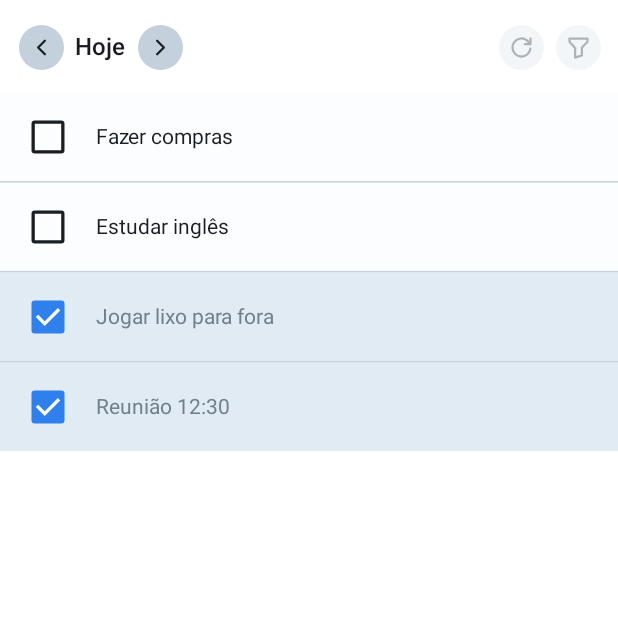
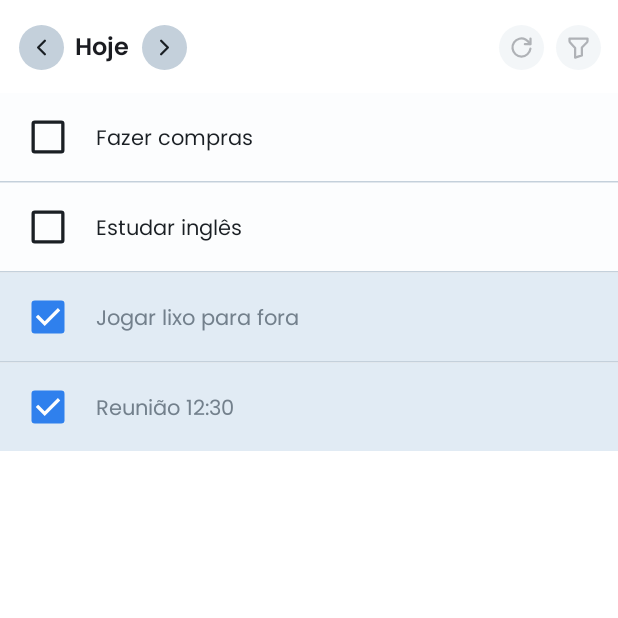
Before and after one commit to matheusjuan1/todolist-android, an Android app built with Jetpack Compose: the screen it shows after launch (MainActivity), on a phone screen of 412 x 824 dp, the top half of it. Run offline under Robolectric (Android 15) with nearby library versions, the phone set to English and light mode, and no system bars.

Commit message:
FIX[Font] Corrige erro logica fonts

```diff
--- a/app/src/main/java/br/com/matheusjuan/todolist/ui/theme/Type.kt
+++ b/app/src/main/java/br/com/matheusjuan/todolist/ui/theme/Type.kt
@@ -15,60 +15,58 @@ val poppinsFontFamily = FontFamily(
     Font(R.font.poppins_bold, FontWeight.Bold)
 )
 
-private const val activatePreview = true
-
 val Typography = Typography(
     // Title Xl"
     headlineLarge = TextStyle(
-        fontFamily = if (activatePreview) FontFamily.Default else poppinsFontFamily,
+        fontFamily = poppinsFontFamily,
         fontWeight = FontWeight.Bold,
         fontSize = 24.sp
     ),
     // "Title Lg"
     headlineMedium = TextStyle(
-        fontFamily = if (activatePreview) FontFamily.Default else poppinsFontFamily,
+        fontFamily = poppinsFontFamily,
         fontWeight = FontWeight.Bold,
         fontSize = 20.sp
     ),
     // "Title Md"
     headlineSmall = TextStyle(
-        fontFamily = if (activatePreview) FontFamily.Default else poppinsFontFamily,
+        fontFamily = poppinsFontFamily,
         fontWeight = FontWeight.SemiBold,
         fontSize = 16.sp
     ),
     // "Title Sm"
     titleLarge = TextStyle(
-        fontFamily = if (activatePreview) FontFamily.Default else poppinsFontFamily,
+        fontFamily = poppinsFontFamily,
         fontWeight = FontWeight.SemiBold,
         fontSize = 14.sp
     ),
     // "Text Md"
     bodyLarge = TextStyle(
-        fontFamily = if (activatePreview) FontFamily.Default else poppinsFontFamily,
+        fontFamily = poppinsFontFamily,
         fontWeight = FontWeight.Normal,
         fontSize = 16.sp
     ),
     // "Text Sm"
     bodyMedium = TextStyle(
-        fontFamily = if (activatePreview) FontFamily.Default else poppinsFontFamily,
+        fontFamily = poppinsFontFamily,
         fontWeight = FontWeight.Normal,
         fontSize = 14.sp
     ),
     // "Text Xs"
     bodySmall = TextStyle(
-        fontFamily = if (activatePreview) FontFamily.Default else poppinsFontFamily,
+        fontFamily = poppinsFontFamily,
         fontWeight = FontWeight.Normal,
         fontSize = 12.sp
     ),
     // "Action"
     labelLarge = TextStyle(
-        fontFamily = if (activatePreview) FontFamily.Default else poppinsFontFamily,
+        fontFamily = poppinsFontFamily,
         fontWeight = FontWeight.SemiBold,
         fontSize = 16.sp
     ),
     // "Subtitle"
     labelMedium = TextStyle(
-        fontFamily = if (activatePreview) FontFamily.Default else poppinsFontFamily,
+        fontFamily = poppinsFontFamily,
         fontWeight = FontWeight.Medium,
         fontSize = 14.sp
     )
```
